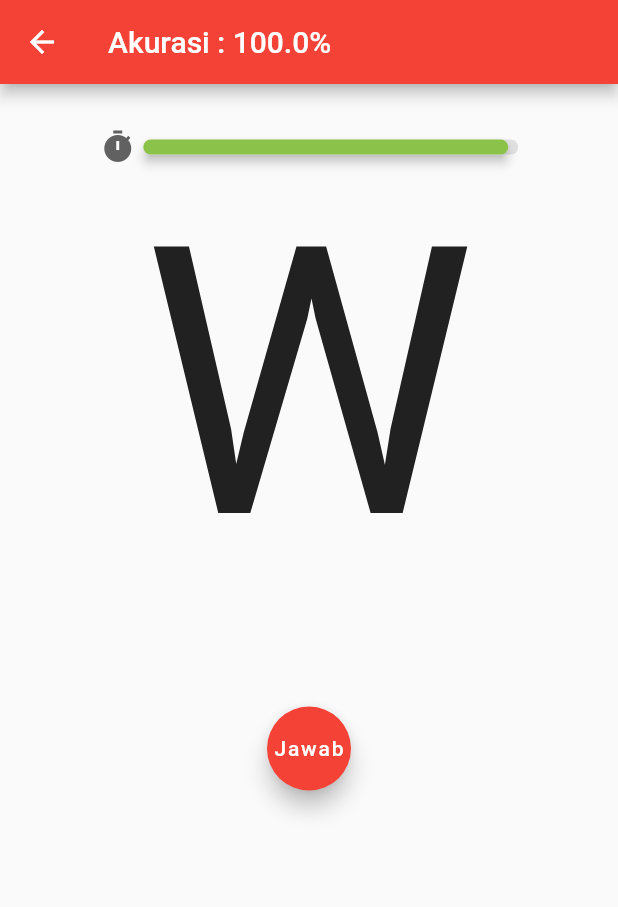
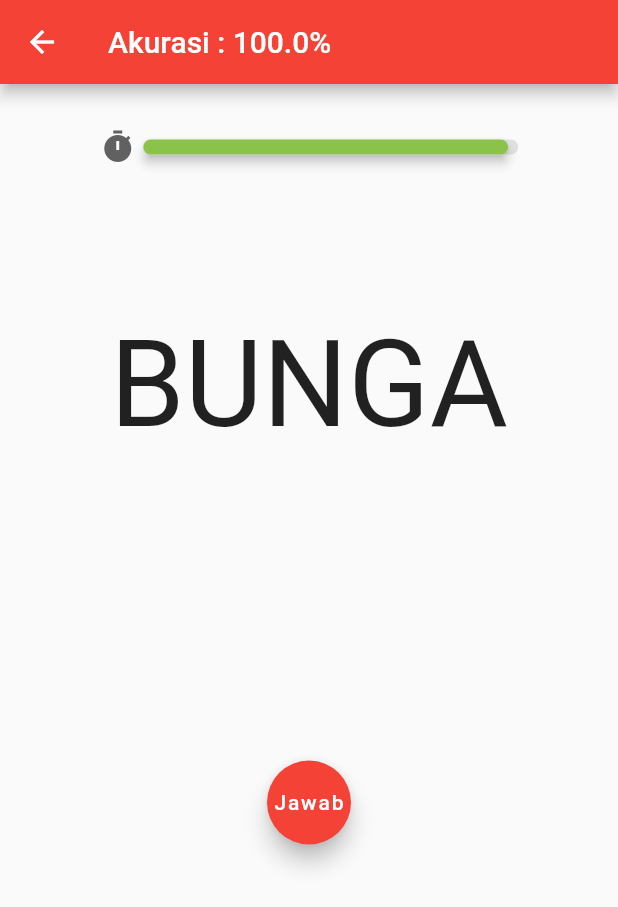
Before and after one commit to sholehuddin/Game-Habibi, a Flutter app: the PlayScreen_kata screen opened directly, after a tap on "Mulai", on a phone screen of 412 x 824 dp. Shown: the top 907 px of the screen. Run offline on Flutter 3.47's test engine with Material 2 defaults, Android fonts, the phone set to English and light mode, and no system bars; our stand-ins replace audioplayers, avatar_glow, flutter_svg, get, random_string, speech_to_text; missing offline and left inert: highlight_text.

Commit message:
fix revisi

```diff
--- a/lib/quiz/play_screen_kata.dart
+++ b/lib/quiz/play_screen_kata.dart
@@ -1,5 +1,6 @@
 import 'dart:async';
 import 'dart:developer';
+import 'dart:math';
 
 import 'package:audioplayers/audioplayers.dart';
 import 'package:avatar_glow/avatar_glow.dart';
@@ -10,22 +11,22 @@ import 'package:highlight_text/highlight_text.dart';
 import 'package:provider/provider.dart';
 import 'package:random_string/random_string.dart';
 import 'package:speech_to_text/speech_to_text.dart' as stt;
-import '../score/score.dart';
+import '../score/score_kata.dart';
 
 class PlayScreen_kata extends StatefulWidget {
   @override
-  _PlayScreenState createState() => _PlayScreenState();
+  _PlayScreenStateKata createState() => _PlayScreenStateKata();
 }
 
-class _PlayScreenState extends State<PlayScreen_kata> {
+class _PlayScreenStateKata extends State<PlayScreen_kata> {
   late stt.SpeechToText _speech;
   late Timer _timer;
   bool _isListening = false;
   String _text = '';
   String _randomText = '';
   double _confidence = 1.0;
-  int _countQuestion = 0;
-  int _trueAnswer = 0;
+  int _countQuestionKata = 0;
+  int _trueAnswerKata = 0;
   String _startButton = 'Mulai';
   int durasi = 15;
 
@@ -56,20 +57,26 @@ class _PlayScreenState extends State<PlayScreen_kata> {
                               value: timeState.time,
                               totalvalue: durasi,
                             )),
+                    const SizedBox(
+                      height: 100,
+                    ),
                     Text(
                       _randomText,
-                      style: TextStyle(fontSize: 250),
+                      style: TextStyle(fontSize: 80),
+                    ),
+                    const SizedBox(
+                      height: 100,
                     ),
                     Text(
                       _text,
                       style: const TextStyle(
-                        fontSize: 32.0,
+                        fontSize: 28.0,
                         color: Colors.black,
                         fontWeight: FontWeight.w400,
                       ),
                     ),
                     const SizedBox(
-                      height: 30,
+                      height: 70,
                     ),
                     Consumer<TimeState>(
                         builder: (context, timeState, _) =>
@@ -94,21 +101,67 @@ class _PlayScreenState extends State<PlayScreen_kata> {
       Navigator.push(
           context,
           MaterialPageRoute(
-              builder: (context) =>
-                  ScoreScreen(trueAnswer: (_trueAnswer * 10).toString())));
+              builder: (context) => ScoreScreen_kata(
+                  trueAnswerKata: (_trueAnswerKata).toString())));
     } else if (_startButton == "Jawab") {
       _listen(timeState);
     } else if (_startButton == "Mulai" || _startButton == "Lanjut") {
       _text = ' ';
-      _countQuestion++;
+      _countQuestionKata++;
       _startButton = "Jawab";
-      setState(() => _randomText = randomAlpha(1).toUpperCase());
+      List soal = [
+        'BUNGA',
+        'TOPI',
+        'SAPI',
+        'AYAH',
+        'BAJU',
+        'HIDUNG',
+        'IBU',
+        'MATA',
+        'PERAHU',
+        'TAS'
+      ];
+      final random = Random();
+      setState(() => _randomText = soal[random.nextInt(soal.length)]);
+      final player = AudioPlayer();
+      if (_randomText == 'BUNGA') {
+        player.play(AssetSource('Bunga.mp3'), volume: 1);
+        player.stop();
+      } else if (_randomText == 'TOPI') {
+        player.play(AssetSource('Topi.mp3'), volume: 1);
+        player.stop();
+      } else if (_randomText == 'SAPI') {
+        player.play(AssetSource('Sapi.mp3'), volume: 1);
+        player.stop();
+      } else if (_randomText == 'AYAH') {
+        player.play(AssetSource('Ayah.mp3'), volume: 1);
+        player.stop();
+      } else if (_randomText == 'BAJU') {
+        player.play(AssetSource('Baju.mp3'), volume: 1);
+        player.stop();
+      } else if (_randomText == 'HIDUNG') {
+        player.play(AssetSource('Hidung.mp3'), volume: 1);
+        player.stop();
+      } else if (_randomText == 'IBU') {
+        player.play(AssetSource('Ibu.mp3'), volume: 1);
+        player.stop();
+      } else if (_randomText == 'MATA') {
+        player.play(AssetSource('Mata.mp3'), volume: 1);
+        player.stop();
+      } else if (_randomText == 'PERAHU') {
+        player.play(AssetSource('Perahu.mp3'), volume: 1);
+        player.stop();
+      } else if (_randomText == 'TAS') {
+        player.play(AssetSource('Tas.mp3'), volume: 1);
+        player.stop();
+      }
+      // setState(() => _randomText = randomAlpha(1).toUpperCase());
       _timer = Timer.periodic(const Duration(seconds: 1), (timer) {
         if (timeState.time == 0) {
           timer.cancel();
           setState(() {
             _text = 'Waktu Habis';
-            _startButton = (_countQuestion >= 10) ? "Skor" : "Lanjut";
+            _startButton = (_countQuestionKata >= 5) ? "Skor" : "Lanjut";
             setState(() => _isListening = false);
             _speech.stop();
           });
@@ -118,6 +171,11 @@ class _PlayScreenState extends State<PlayScreen_kata> {
       });
     }
   }
+
+  // void _suara() {
+  // final player = AudioPlayer();
+  // player.play(AssetSource('Jawabannya.mp3'));
+  // }
 
   void _listen(TimeState timeState) async {
     if (!_isListening) {
@@ -132,28 +190,24 @@ class _PlayScreenState extends State<PlayScreen_kata> {
         _speech.listen(
           onResult: (val) => setState(() {
             _text = val.recognizedWords.toUpperCase();
-
             // if (val.hasConfidenceRating && val.confidence < 0) {
             //   _confidence = val.confidence;
             // Similarity(words: _text).similarity().then((value) => {
-            //       if (value == _randomText)
-            //         {
-            //           _timer.cancel(),
-            //           _text = value + " Jawaban Benar",
-            //           _trueAnswer++,
-            //           setState(() => _isListening = false),
-            //           _startButton = (_countQuestion >= 10) ? "Skor" : "Lanjut",
-            //           _speech.stop()
-            //         }
-            //       else
-            //         {
-            //           _text = value + " Jawaban Salah",
-            //           _timer.cancel(),
-            //           setState(() => _isListening = false),
-            //           _startButton = (_countQuestion >= 10) ? "Skor" : "Lanjut",
-            //           _speech.stop()
-            //         }
-            //     });
+            if (_text == _randomText) {
+              _timer.cancel();
+              _text = _text + " Jawaban Benar";
+              _trueAnswerKata++;
+              setState(() => _isListening = false);
+              _startButton = (_countQuestionKata >= 5) ? "Skor" : "Lanjut";
+              //_speech.stop();
+            } else {
+              _timer.cancel();
+              _text = _text + " Jawaban Salah";
+              setState(() => _isListening = false);
+              _startButton = (_countQuestionKata >= 5) ? "Skor" : "Lanjut";
+              //_speech.stop();
+            }
+            // });
             // } else {
             //   _text = "Memeriksa Jawaban";
             // }
@@ -231,8 +285,3 @@ class TimeState with ChangeNotifier {
     notifyListeners();
   }
 }
-
-class soal_kata {
-  late final String kata;
-  late AudioPlayer _audioPlayer;
-}
--- a/pubspec.yaml
+++ b/pubspec.yaml
@@ -42,6 +42,7 @@ dependencies:
   provider: ^6.0.3
   flutter_svg: ^1.0.3
   audioplayers: ^1.0.1
+  assets_audio_player: ^3.0.5
 
 
 dev_dependencies:
```
Also changed, not shown: lib/score/score_kata.dart (added, +93 -0 lines), pubspec.lock, 15 other files.
